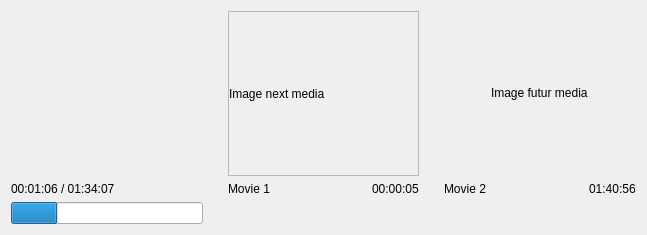
Before: the Qt Designer form src/previewwidget.ui in cinemaouvert/OPP, drawn with Qt 5.
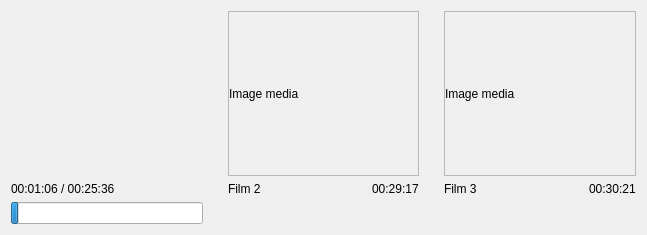
After: the same form once the commit is applied. Custom widgets are drawn as their Qt base class.

Patch:
```diff
--- a/src/previewwidget.ui
+++ b/src/previewwidget.ui
@@ -17,19 +17,6 @@
    <property name="horizontalSpacing">
     <number>25</number>
    </property>
-   <item row="0" column="3" alignment="Qt::AlignHCenter|Qt::AlignVCenter">
-    <widget class="QLabel" name="label_pictureMediaFuture">
-     <property name="sizePolicy">
-      <sizepolicy hsizetype="Ignored" vsizetype="Preferred">
-       <horstretch>0</horstretch>
-       <verstretch>0</verstretch>
-      </sizepolicy>
-     </property>
-     <property name="text">
-      <string>Image futur media</string>
-     </property>
-    </widget>
-   </item>
    <item row="0" column="0">
     <widget class="VlcWidgetVideo" name="currentPlaybackVideo" native="true"/>
    </item>
@@ -42,7 +29,7 @@
       </sizepolicy>
      </property>
      <property name="text">
-      <string>00:01:06 / 01:34:07</string>
+      <string>00:01:06 / 00:25:36</string>
      </property>
     </widget>
    </item>
@@ -57,7 +44,7 @@
         </sizepolicy>
        </property>
        <property name="text">
-        <string>Movie 1</string>
+        <string>Film 2</string>
        </property>
       </widget>
      </item>
@@ -70,7 +57,7 @@
         </sizepolicy>
        </property>
        <property name="text">
-        <string>00:00:05</string>
+        <string>00:29:17</string>
        </property>
       </widget>
      </item>
@@ -85,7 +72,7 @@
       </sizepolicy>
      </property>
      <property name="value">
-      <number>24</number>
+      <number>4</number>
      </property>
      <property name="textVisible">
       <bool>false</bool>
@@ -103,7 +90,7 @@
         </sizepolicy>
        </property>
        <property name="text">
-        <string>Movie 2</string>
+        <string>Film 3</string>
        </property>
       </widget>
      </item>
@@ -116,7 +103,7 @@
         </sizepolicy>
        </property>
        <property name="text">
-        <string>01:40:56</string>
+        <string>00:30:21</string>
        </property>
       </widget>
      </item>
@@ -142,8 +129,48 @@
           <verstretch>0</verstretch>
          </sizepolicy>
         </property>
+        <property name="maximumSize">
+         <size>
+          <width>191</width>
+          <height>16777215</height>
+         </size>
+        </property>
         <property name="text">
-         <string>Image next media</string>
+         <string>Image media</string>
+        </property>
+        <property name="scaledContents">
+         <bool>true</bool>
+        </property>
+       </widget>
+      </item>
+     </layout>
+    </widget>
+   </item>
+   <item row="0" column="3">
+    <widget class="QFrame" name="frame_2">
+     <property name="frameShape">
+      <enum>QFrame::StyledPanel</enum>
+     </property>
+     <property name="frameShadow">
+      <enum>QFrame::Raised</enum>
+     </property>
+     <layout class="QHBoxLayout" name="horizontalLayout_4">
+      <property name="margin">
+       <number>0</number>
+      </property>
+      <item>
+       <widget class="QLabel" name="label_pictureFutureMedia">
+        <property name="maximumSize">
+         <size>
+          <width>191</width>
+          <height>16777215</height>
+         </size>
+        </property>
+        <property name="text">
+         <string>Image media</string>
+        </property>
+        <property name="scaledContents">
+         <bool>true</bool>
         </property>
        </widget>
       </item>
```
